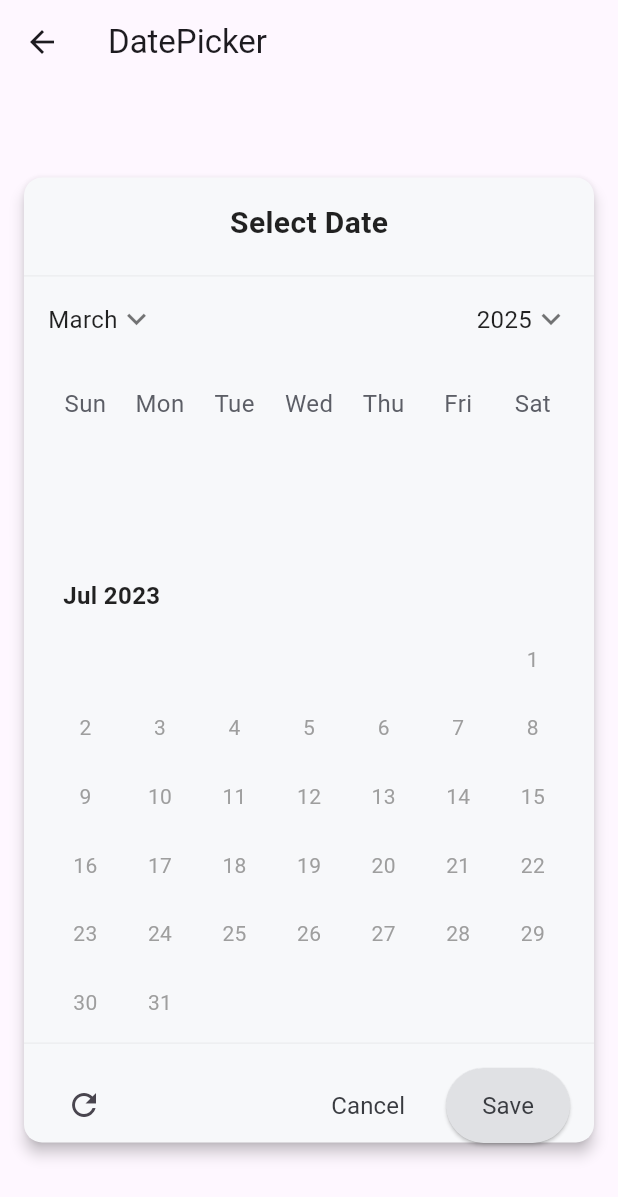
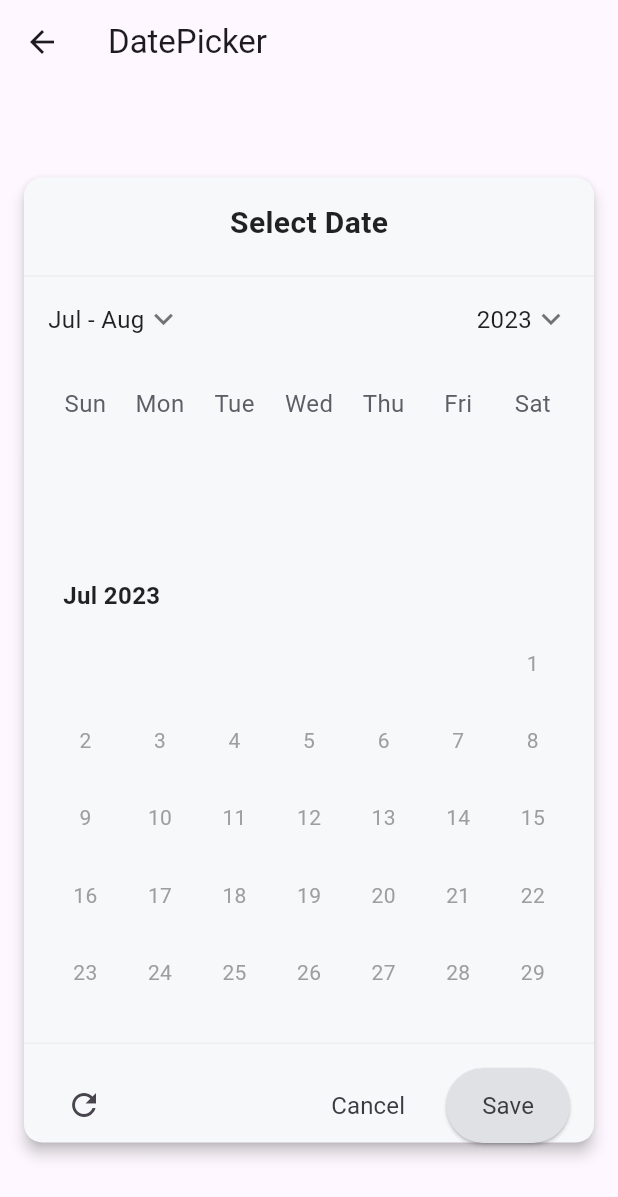
Before and after one commit to xymbia/flutter_realm, a Flutter app: the DatePickerPage screen opened directly, swiped to page 2, on a phone screen of 412 x 824 dp. Shown: the top 1197 px of the screen. Run offline on Flutter 3.47's test engine with Material 3 defaults, Android fonts, the light colour scheme and no system bars; our stand-ins replace dotted_border, dropdown_button2, flutter_screenutil, logger.

Commit message:
- Updated Month & Year selection states

````diff
--- a/lib/screens/date_picker_example.dart
+++ b/lib/screens/date_picker_example.dart
@@ -22,27 +22,30 @@ class _SwitchTilePageState extends State<DatePickerPage> {
   bool switchValue = true;
   DatePickerWidgetMode mode = DatePickerWidgetMode.day;
 
-  String selectedMonth = "March";
-  int selectedYear = 2025;
-
-  // List of months
-  final List<String> months = [
-    "January",
-    "February",
-    "March",
-    "April",
-    "May",
-    "June",
-    "July",
-    "August",
-    "September",
-    "October",
-    "November",
-    "December"
-  ];
+  String selectedMonth = "";
+  int selectedYear = 0;
 
   // List of years (can be customized)
   final List<int> years = List.generate(10, (index) => 2025 - index);
+
+  @override
+  void initState() {
+    super.initState();
+    // Initialize with the displayed month date
+    final displayedDate = _singleDatePickerValueWithDefaultValue.first ?? DateTime.now();
+
+    // Get current month
+    final currentMonth = monthAbbreviations[displayedDate.month - 1]; // months is 0-indexed, DateTime.month is 1-indexed
+
+    // Get next month
+    final nextMonthDate = DateTime(displayedDate.year, displayedDate.month + 1);
+    final nextMonth = monthAbbreviations[nextMonthDate.month - 1];
+
+    // Display both months
+    selectedMonth = '$currentMonth - $nextMonth';
+    selectedYear = displayedDate.year;
+    _currentDisplayedMonthDate = displayedDate;
+  }
 
   @override
   Widget build(BuildContext context) {
@@ -63,6 +66,43 @@ class _SwitchTilePageState extends State<DatePickerPage> {
     DateTime.now().add(const Duration(days: 1)),
   ];
 
+  // Track the currently displayed month date
+  DateTime? _currentDisplayedMonthDate;
+
+  void _handleDisplayedMonthChanged(DateTime date) {
+    setState(() {
+      // Get current month
+      final currentMonth = monthAbbreviations[date.month - 1]; // months is 0-indexed, DateTime.month is 1-indexed
+
+      // Get next month
+      final nextMonthDate = DateTime(date.year, date.month + 1);
+      final nextMonth = monthAbbreviations[nextMonthDate.month - 1];
+
+      // Display both months
+      selectedMonth = '$currentMonth - $nextMonth';
+      selectedYear = date.year;
+      _currentDisplayedMonthDate = date;
+    });
+  }
+
+  void _handleMonthSelected(DateTime date) {
+    setState(() {
+      _currentDisplayedMonthDate = date;
+
+      // Update selectedMonth to show both current and next month
+      final currentMonth = monthAbbreviations[date.month - 1];
+      final nextMonthDate = DateTime(date.year, date.month + 1);
+      final nextMonth = monthAbbreviations[nextMonthDate.month - 1];
+      selectedMonth = '$currentMonth - $nextMonth';
+    });
+  }
+
+  void _handleYearSelected(DateTime date) {
+    setState(() {
+      _currentDisplayedMonthDate = date;
+    });
+  }
+
   Widget _buildSingleDatePickerWithValue() {
     final config = DatePickerWidgetConfig(
       calendarViewMode: mode,
@@ -71,7 +111,7 @@ class _SwitchTilePageState extends State<DatePickerPage> {
       hideScrollViewTopHeader: false,
       selectedDayHighlightColor: Colors.grey,
       selectedDayTextStyle: const TextStyle(
-        color: Colors.black54,
+        color: Colors.white,
         fontWeight: FontWeight.normal,
       ),
       weekdayLabels: ['Sun', 'Mon', 'Tue', 'Wed', 'Thu', 'Fri', 'Sat'],
@@ -114,9 +154,9 @@ class _SwitchTilePageState extends State<DatePickerPage> {
           DateTime.now().day + 10),
       selectableDayPredicate: (day) =>
           !day
-              .difference(DateTime.now().add(const Duration(days: 3)))
+              .difference(DateTime.now().add(const Duration(days: -1)))
               .isNegative &&
-          day.isBefore(DateTime.now().add(const Duration(days: 30))),
+          day.isBefore(DateTime.now().add(const Duration(days: 60))),
     );
     return SizedBox(
       height: 0.8.sh,
@@ -174,6 +214,8 @@ class _SwitchTilePageState extends State<DatePickerPage> {
                       setState(() {
                         mode = DatePickerWidgetMode.year;
                       });
+                      // Ensure the year picker shows the currently selected year
+                      print('Switching to year picker mode for year: $selectedYear');
                     },
                     hoverColor: Colors.yellow,
                     child: Container(
@@ -203,11 +245,14 @@ class _SwitchTilePageState extends State<DatePickerPage> {
             SizedBox(
               height: 0.55.sh,
               child: DatePickerWidget(
-                displayedMonthDate: _singleDatePickerValueWithDefaultValue.first,
+                displayedMonthDate: _currentDisplayedMonthDate ?? _singleDatePickerValueWithDefaultValue.first,
                 config: config,
                 value: _singleDatePickerValueWithDefaultValue,
                 onValueChanged: (dates) =>
                     setState(() => _singleDatePickerValueWithDefaultValue = dates),
+                onDisplayedMonthChanged: _handleDisplayedMonthChanged,
+                onMonthSelected: _handleMonthSelected,
+                onYearSelected: _handleYearSelected,
               ),
             ),
             const Divider(height: 1, color: Color(0xFFEDEEF0)),
--- a/lib/widgets/date_picker_impl/_calendar_view.dart
+++ b/lib/widgets/date_picker_impl/_calendar_view.dart
@@ -354,8 +354,8 @@ class _CalendarViewState extends State<_CalendarView> {
         : _maxDayPickerRowCount;
 
     // Calculate heights (assuming ~50px per row)
-    final firstMonthHeight = (firstMonthRows * 50.0) + 20; // +20 for padding
-    final secondMonthHeight = (secondMonthRows * 50.0) + 20;
+    final firstMonthHeight = (firstMonthRows * 60.0); // +20 for padding
+    final secondMonthHeight = (secondMonthRows * 60.0);
 
     return Column(
       children: [
--- a/lib/widgets/date_picker_impl/_day_picker.dart
+++ b/lib/widgets/date_picker_impl/_day_picker.dart
@@ -71,49 +71,6 @@ class _DayPickerState extends State<_DayPicker> {
     super.dispose();
   }
 
-  /// Builds widgets showing abbreviated days of week. The first widget in the
-  /// returned list corresponds to the first day of week for the current locale.
-  ///
-  /// Examples:
-  ///
-  /// ```
-  /// ┌ Sunday is the first day of week in the US (en_US)
-  /// |
-  /// S M T W T F S  <-- the returned list contains these widgets
-  /// _ _ _ _ _ 1 2
-  /// 3 4 5 6 7 8 9
-  ///
-  /// ┌ But it's Monday in the UK (en_GB)
-  /// |
-  /// M T W T F S S  <-- the returned list contains these widgets
-  /// _ _ _ _ 1 2 3
-  /// 4 5 6 7 8 9 10
-  /// ```
-  List<Widget> _dayHeaders(
-      TextStyle? headerStyle, MaterialLocalizations localizations) {
-    final List<Widget> result = <Widget>[];
-    final weekdays =
-        widget.config.weekdayLabels ?? localizations.narrowWeekdays;
-    final firstDayOfWeek =
-        widget.config.firstDayOfWeek ?? localizations.firstDayOfWeekIndex;
-    assert(firstDayOfWeek >= 0 && firstDayOfWeek <= 6,
-        'firstDayOfWeek must between 0 and 6');
-    for (int i = firstDayOfWeek; true; i = (i + 1) % 7) {
-      final String weekday = weekdays[i];
-      result.add(ExcludeSemantics(
-        child: widget.config.weekdayLabelBuilder?.call(weekday: i) ??
-            Center(
-              child: Text(
-                weekday,
-                style: widget.config.weekdayLabelTextStyle ?? headerStyle,
-              ),
-            ),
-      ));
-      if (i == (firstDayOfWeek - 1) % 7) break;
-    }
-    return result;
-  }
-
   @override
   Widget build(BuildContext context) {
     final ColorScheme colorScheme = Theme.of(context).colorScheme;
@@ -171,23 +128,35 @@ class _DayPickerState extends State<_DayPicker> {
         if (isSelectedDay) {
           // The selected day gets a circle background highlight, and a
           // contrasting text color.
+          if (isToday) {
+            // If today is also selected, use black background with white text
+            dayColor = Colors.white;
+            decoration = BoxDecoration(
+              borderRadius: BorderRadius.circular(50),
+              color: Colors.black, // Black background for today's date
+              border: Border.all(width: 2, color: const Color(0xFF393B40)), // Add border to show it's selected
+              shape: widget.config.dayBorderRadius != null
+                  ? BoxShape.rectangle
+                  : BoxShape.circle,
+            );
+          } else {
+            // Regular selected day styling
+            dayColor = Colors.white; // White text on black background
+            decoration = BoxDecoration(
+              borderRadius: BorderRadius.circular(50),
+              color: const Color(0xFF393B40),
+              border: Border.all(width: 3, color: const Color(0xFF393B40)), // Different border color
+            );
+          }
+        } else if (isDisabled) {
+          dayColor = disabledDayColor;
+        }
+        if (isToday) {
+          // The current day gets a black background highlight
           dayColor = selectedDayColor;
           decoration = BoxDecoration(
               borderRadius: BorderRadius.circular(50),
               border: Border.all(width: 1, color: const Color(0xFF393B40)));
-        } else if (isDisabled) {
-          dayColor = disabledDayColor;
-        } else if (isToday) {
-          // The current day gets a different text color and a circle stroke
-          // border.
-          dayColor = widget.config.selectedDayHighlightColor ?? todayColor;
-          decoration = BoxDecoration(
-            borderRadius: widget.config.dayBorderRadius,
-            border: Border.all(color: dayColor),
-            shape: widget.config.dayBorderRadius != null
-                ? BoxShape.rectangle
-                : BoxShape.circle,
-          );
         }
 
         var customDayTextStyle =
@@ -195,7 +164,9 @@ class _DayPickerState extends State<_DayPicker> {
                 widget.config.dayTextStyle;
 
         if (isToday && widget.config.todayTextStyle != null) {
-          customDayTextStyle = widget.config.todayTextStyle;
+          customDayTextStyle = widget.config.todayTextStyle?.copyWith(
+            color: isSelectedDay ? Colors.white : dayColor, // Use white if selected, otherwise use calculated dayColor
+          );
         }
 
         if (isDisabled) {
@@ -231,6 +202,7 @@ class _DayPickerState extends State<_DayPicker> {
         if (isSelectedDay) {
           customDayTextStyle = widget.config.selectedDayTextStyle;
         }
+
 
         final dayTextStyle =
             customDayTextStyle ?? dayStyle.apply(color: dayColor);
--- a/lib/widgets/date_picker_widget.dart
+++ b/lib/widgets/date_picker_widget.dart
@@ -49,6 +49,8 @@ class DatePickerWidget extends StatefulWidget {
     this.onValueChanged,
     this.displayedMonthDate,
     this.onDisplayedMonthChanged,
+    this.onMonthSelected,
+    this.onYearSelected,
     Key? key,
   }) : super(key: key) {
     const valid = true;
@@ -87,6 +89,12 @@ class DatePickerWidget extends StatefulWidget {
 
   /// Called when the displayed month changed
   final ValueChanged<DateTime>? onDisplayedMonthChanged;
+
+  /// Called when a month is selected from the month picker
+  final ValueChanged<DateTime>? onMonthSelected;
+
+  /// Called when a year is selected from the year picker
+  final ValueChanged<DateTime>? onYearSelected;
 
   @override
   State<DatePickerWidget> createState() => _DatePickerWidgetState();
@@ -236,6 +244,8 @@ class _DatePickerWidgetState extends State<DatePickerWidget> {
       _mode = DatePickerWidgetMode.day;
       _handleDisplayedMonthDateChanged(value);
     });
+    // Notify parent about the selected month
+    widget.onMonthSelected?.call(value);
   }
 
   void _handleYearChanged(DateTime value) {
@@ -251,6 +261,8 @@ class _DatePickerWidgetState extends State<DatePickerWidget> {
       _mode = DatePickerWidgetMode.day;
       _handleDisplayedMonthDateChanged(value, fromYearPicker: true);
     });
+    // Notify parent about the selected year
+    widget.onYearSelected?.call(value);
   }
 
   void _handleDayChanged(DateTime value) {
@@ -333,36 +345,6 @@ class _DatePickerWidgetState extends State<DatePickerWidget> {
             selectedDates: _selectedDates,
             onChanged: _handleDayChanged,
             onDisplayedMonthChanged: _handleDisplayedMonthDateChanged,
-          ),
-        );
-
-        return Padding(
-          padding: const EdgeInsets.all(16.0),
-          child: Column(
-            children: [
-              // Current month
-              _CalendarView(
-                config: widget.config,
-                key: _dayPickerKey,
-                initialMonth: _currentDisplayedMonthDate,
-                selectedDates: _selectedDates,
-                onChanged: _handleDayChanged,
-                onDisplayedMonthChanged: _handleDisplayedMonthDateChanged,
-              ),
-              if (shouldShowNextMonth) ...[
-                const SizedBox(height: 16.0),
-                // Next month
-                _CalendarView(
-                  config: widget.config,
-                  key: ValueKey(
-                      'next_month_${_currentDisplayedMonthDate.millisecondsSinceEpoch}'),
-                  initialMonth: nextMonth,
-                  selectedDates: _selectedDates,
-                  onChanged: _handleDayChanged,
-                  onDisplayedMonthChanged: _handleDisplayedMonthDateChanged,
-                ),
-              ],
-            ],
           ),
         );
       case DatePickerWidgetMode.month:
````
Also changed, not shown: lib/widgets/date_picker_impl/_month_picker.dart (+23 -10 lines), lib/widgets/date_picker_impl/year_picker.dart (+13 -5 lines).
